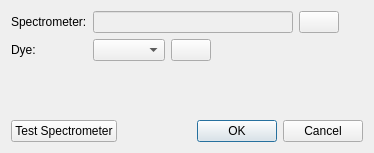
gill14/AccuPatt, file resources/editSpectrometer.ui: the form before one commit.
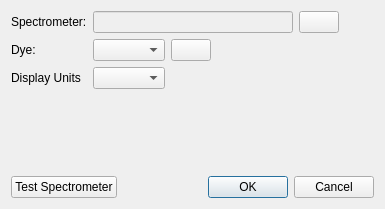
The form after the commit. Icons and pictures are not drawn.

Commit message: Option to display absorbance in percent

Patch:
```diff
--- a/resources/editSpectrometer.ui
+++ b/resources/editSpectrometer.ui
@@ -6,8 +6,8 @@
    <rect>
     <x>0</x>
     <y>0</y>
-    <width>374</width>
-    <height>153</height>
+    <width>385</width>
+    <height>209</height>
    </rect>
   </property>
   <property name="windowTitle">
@@ -60,6 +60,16 @@
        </item>
       </layout>
      </item>
+     <item row="2" column="1">
+      <widget class="QComboBox" name="displayUnitsComboBox"/>
+     </item>
+     <item row="2" column="0">
+      <widget class="QLabel" name="displayUnitsLabel">
+       <property name="text">
+        <string>Display Units</string>
+       </property>
+      </widget>
+     </item>
      <item row="1" column="0">
       <widget class="QLabel" name="label_2">
        <property name="text">
```
The commit also changes 6 other files.
